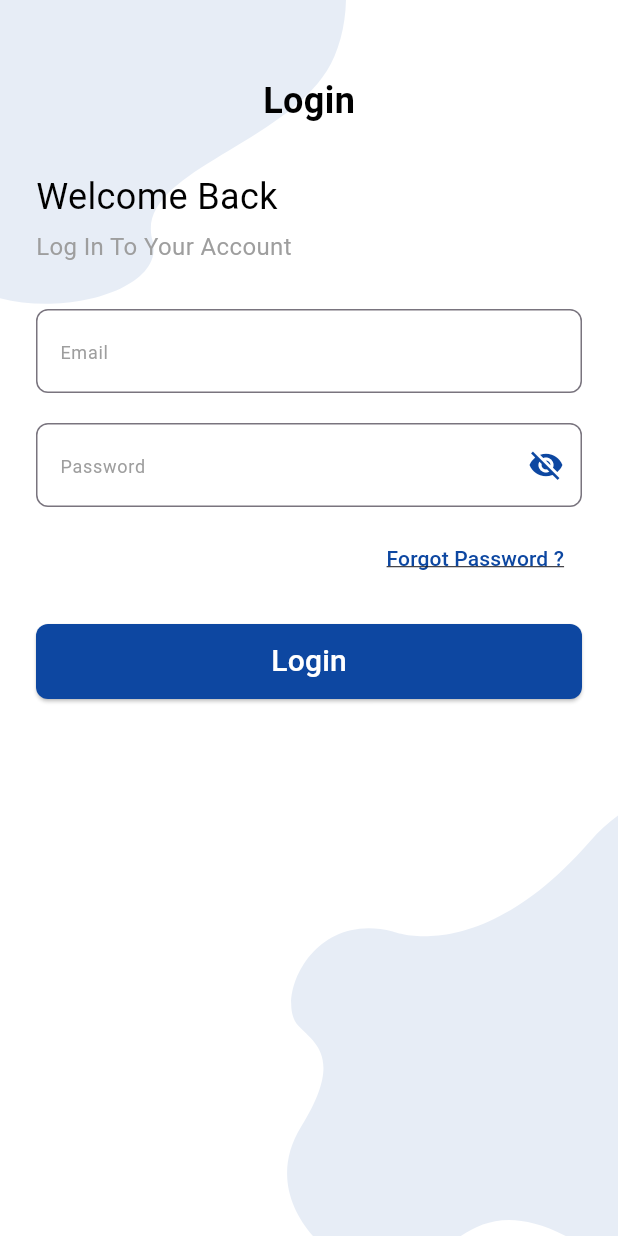
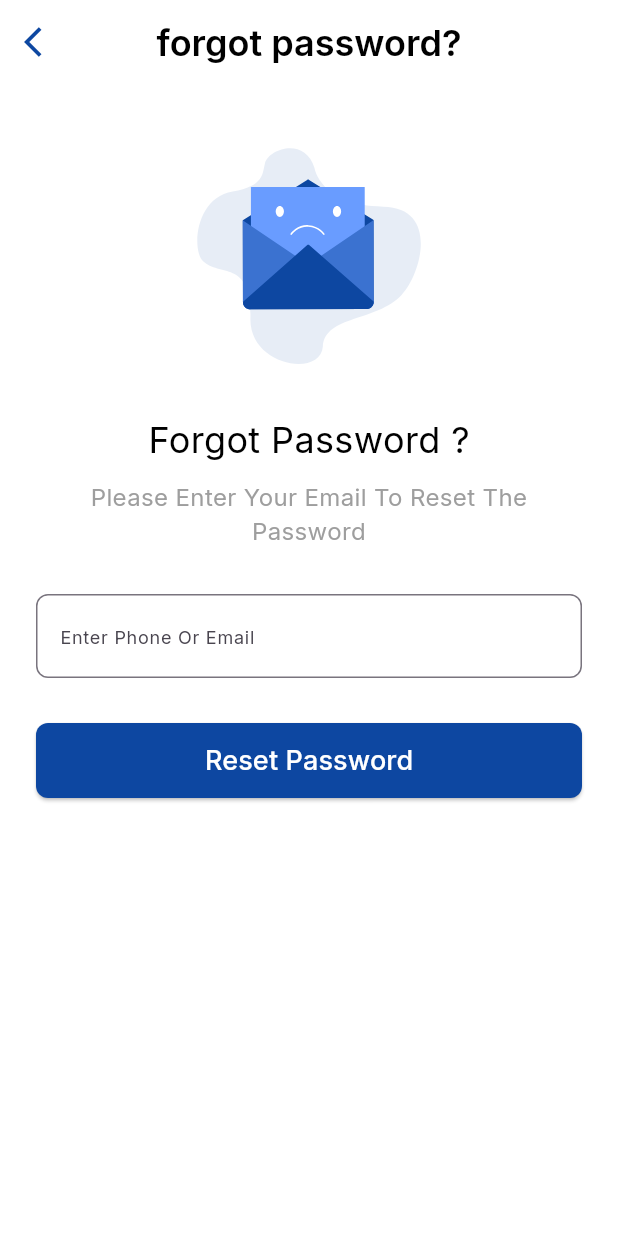
Before and after one commit to Moazzibrahim/travelta_super_admin, a Flutter app: the LoginScreen screen opened directly, after a tap on "Forgot Password ?", on a phone screen of 412 x 824 dp. Run offline on Flutter 3.47's test engine with Material 3 defaults, Android fonts, the phone set to English and light mode, and no system bars; our stand-ins replace flutter_svg, google_fonts, pinput.

Commit message:
auth ui done

```diff
--- /dev/null
+++ b/lib/view/screens/Auth/forget_password_screen.dart
@@ -0,0 +1,100 @@
+import 'package:flutter/material.dart';
+import 'package:flutter_application_1/constants/colors.dart';
+import 'package:flutter_application_1/view/screens/Auth/otp_screen.dart';
+import 'package:flutter_application_1/view/widgets/custom_appbar_widget.dart';
+import 'package:flutter_svg/flutter_svg.dart';
+
+class ForgotPasswordScreen extends StatelessWidget {
+  const ForgotPasswordScreen({super.key});
+
+  @override
+  Widget build(BuildContext context) {
+    return Scaffold(
+      backgroundColor: Colors.white,
+      appBar: const CustomAppBar(title: "forgot password?"),
+      body: Padding(
+        padding: const EdgeInsets.symmetric(horizontal: 24.0),
+        child: Column(
+          crossAxisAlignment: CrossAxisAlignment.center,
+          children: [
+            const SizedBox(height: 40),
+            // Envelope Icon/Image
+            Center(
+              child: SvgPicture.asset(
+                "assets/images/forgetpass.svg", // Replace with your SVG file path
+                height: 150,
+                width: 150,
+              ),
+            ),
+            const SizedBox(height: 30),
+            // Forgot Password Text
+            const Text(
+              "Forgot Password ?",
+              style: TextStyle(
+                fontSize: 24,
+                fontWeight: FontWeight.w400,
+                color: Colors.black,
+              ),
+            ),
+            const SizedBox(height: 10),
+            const Text(
+              "Please Enter Your Email To Reset The Password",
+              textAlign: TextAlign.center,
+              style: TextStyle(
+                fontSize: 16,
+                fontWeight: FontWeight.w400,
+                color: Colors.grey,
+              ),
+            ),
+            const SizedBox(height: 30),
+            // Email/Phone Input Field
+            TextField(
+              decoration: InputDecoration(
+                hintText: "Enter Phone Or Email",
+                hintStyle:
+                    const TextStyle(fontSize: 12, fontWeight: FontWeight.w400),
+                border: OutlineInputBorder(
+                  borderRadius: BorderRadius.circular(8),
+                  borderSide: BorderSide(color: mainColor),
+                ),
+                focusedBorder: OutlineInputBorder(
+                  borderRadius: BorderRadius.circular(8),
+                  borderSide: BorderSide(color: mainColor),
+                ),
+              ),
+            ),
+            const SizedBox(height: 30),
+            // Reset Password Button
+            SizedBox(
+              width: double.infinity,
+              height: 50,
+              child: ElevatedButton(
+                onPressed: () {
+                  // Add your reset password logic here
+                  Navigator.push(
+                      context,
+                      MaterialPageRoute(
+                          builder: (context) => const OTPVerificationScreen()));
+                },
+                style: ElevatedButton.styleFrom(
+                  backgroundColor: mainColor,
+                  shape: RoundedRectangleBorder(
+                    borderRadius: BorderRadius.circular(8),
+                  ),
+                ),
+                child: const Text(
+                  "Reset Password",
+                  style: TextStyle(
+                    fontSize: 18,
+                    fontWeight: FontWeight.w500,
+                    color: Colors.white,
+                  ),
+                ),
+              ),
+            ),
+          ],
+        ),
+      ),
+    );
+  }
+}
--- a/lib/view/screens/Auth/login_screen.dart
+++ b/lib/view/screens/Auth/login_screen.dart
@@ -1,5 +1,6 @@
 import 'package:flutter/material.dart';
 import 'package:flutter_application_1/constants/colors.dart';
+import 'package:flutter_application_1/view/screens/Auth/forget_password_screen.dart';
 import 'package:flutter_svg/flutter_svg.dart';
 
 class LoginScreen extends StatelessWidget {
@@ -98,11 +99,11 @@ class LoginScreen extends StatelessWidget {
                     alignment: Alignment.centerRight,
                     child: TextButton(
                       onPressed: () {
-                        // Navigator.push(
-                        //     context,
-                        //     MaterialPageRoute(
-                        //         builder: (context) =>
-                        //             const ForgotPasswordScreen()));
+                        Navigator.push(
+                            context,
+                            MaterialPageRoute(
+                                builder: (context) =>
+                                    const ForgotPasswordScreen()));
                       },
                       child: Text(
                         "Forgot Password ?",
--- a/lib/view/screens/splash/splash_screen.dart
+++ b/lib/view/screens/splash/splash_screen.dart
@@ -2,6 +2,7 @@
 
 import 'package:flutter/material.dart';
 import 'package:flutter_application_1/constants/colors.dart';
+import 'package:flutter_application_1/view/screens/Auth/login_screen.dart';
 import 'package:flutter_svg/flutter_svg.dart'; // Import for SVG
 
 class SplashScreen extends StatefulWidget {
@@ -18,8 +19,8 @@ class _SplashScreenState extends State<SplashScreen> {
     Future.delayed(
       const Duration(seconds: 2),
       () {
-        // Navigator.push(context,
-        //     MaterialPageRoute(builder: (context) => const LoginScreen()));
+        Navigator.push(context,
+            MaterialPageRoute(builder: (context) => const LoginScreen()));
       },
     );
   }
--- /dev/null
+++ b/lib/view/widgets/custom_appbar_widget.dart
@@ -0,0 +1,42 @@
+import 'package:flutter/material.dart';
+
+import '../../constants/colors.dart';
+
+class CustomAppBar extends StatelessWidget implements PreferredSizeWidget {
+  final String title;
+  final VoidCallback? onBackPressed;
+  final Color? titleColor;
+  final double? titleFontSize;
+
+  const CustomAppBar({
+    super.key,
+    required this.title,
+    this.onBackPressed,
+    this.titleColor = Colors.black,
+    this.titleFontSize = 24,
+  });
+
+  @override
+  Widget build(BuildContext context) {
+    return AppBar(
+      leading: IconButton(
+        icon: Icon(Icons.arrow_back_ios, color: mainColor),
+        onPressed: onBackPressed ?? () => Navigator.pop(context),
+      ),
+      title: Text(
+        title,
+        style: TextStyle(
+          color: titleColor,
+          fontSize: titleFontSize,
+          fontWeight: FontWeight.w600,
+        ),
+      ),
+      backgroundColor: Colors.transparent,
+      elevation: 0,
+      centerTitle: true,
+    );
+  }
+
+  @override
+  Size get preferredSize => const Size.fromHeight(kToolbarHeight);
+}
--- a/pubspec.yaml
+++ b/pubspec.yaml
@@ -36,6 +36,8 @@ dependencies:
   # Use with the CupertinoIcons class for iOS style icons.
   cupertino_icons: ^1.0.8
   flutter_svg: ^2.0.16
+  pinput: ^5.0.0
+  google_fonts: ^6.2.1
 
 dev_dependencies:
   flutter_test:
```
Also changed, not shown: lib/main.dart (+6 -1 lines), lib/view/screens/Auth/new_password_screen.dart (added, +149 -0 lines), lib/view/screens/Auth/otp_screen.dart (added, +147 -0 lines), assets/images/forgetpass.svg (added), assets/images/newpass.svg (added), assets/images/otp.svg (added), pubspec.lock.
